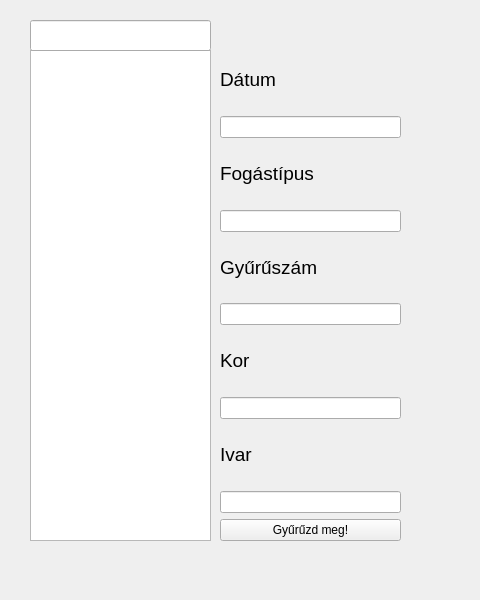
The window that mainwindow.ui (itssyp/QMadargyuruzes) describes before a commit, drawn with Qt 5; both pictures show x 0 to 480 and y 0 to 600 of the 986 by 600 pixel window.
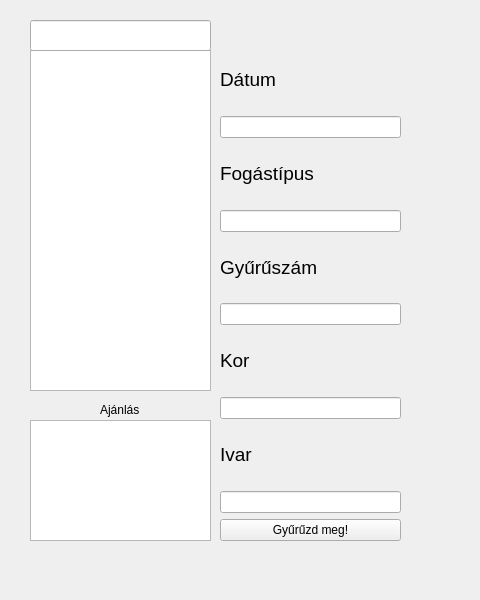
The same window after the commit.

Patch:
```diff
--- a/mainwindow.ui
+++ b/mainwindow.ui
@@ -20,7 +20,7 @@
       <x>30</x>
       <y>50</y>
       <width>181</width>
-      <height>491</height>
+      <height>341</height>
      </rect>
     </property>
     <property name="editTriggers">
@@ -86,7 +86,7 @@
      <string>Betöltés</string>
     </property>
    </widget>
-   <widget class="QWidget" name="">
+   <widget class="QWidget" name="layoutWidget">
     <property name="geometry">
      <rect>
       <x>220</x>
@@ -155,13 +155,13 @@
      </item>
     </layout>
    </widget>
-   <widget class="QWidget" name="">
+   <widget class="QWidget" name="layoutWidget">
     <property name="geometry">
      <rect>
       <x>780</x>
       <y>60</y>
       <width>191</width>
-      <height>171</height>
+      <height>184</height>
      </rect>
     </property>
     <layout class="QFormLayout" name="formLayout">
@@ -265,6 +265,32 @@
      </item>
     </layout>
    </widget>
+   <widget class="QLabel" name="label_7">
+    <property name="geometry">
+     <rect>
+      <x>100</x>
+      <y>400</y>
+      <width>71</width>
+      <height>20</height>
+     </rect>
+    </property>
+    <property name="text">
+     <string>Ajánlás</string>
+    </property>
+   </widget>
+   <widget class="QListView" name="listView_recommendation">
+    <property name="geometry">
+     <rect>
+      <x>30</x>
+      <y>420</y>
+      <width>181</width>
+      <height>121</height>
+     </rect>
+    </property>
+    <property name="editTriggers">
+     <set>QAbstractItemView::EditTrigger::NoEditTriggers</set>
+    </property>
+   </widget>
   </widget>
   <widget class="QMenuBar" name="menubar">
    <property name="geometry">
```
Left out of the diff: 12 changed lines with no effect on the pictures.
